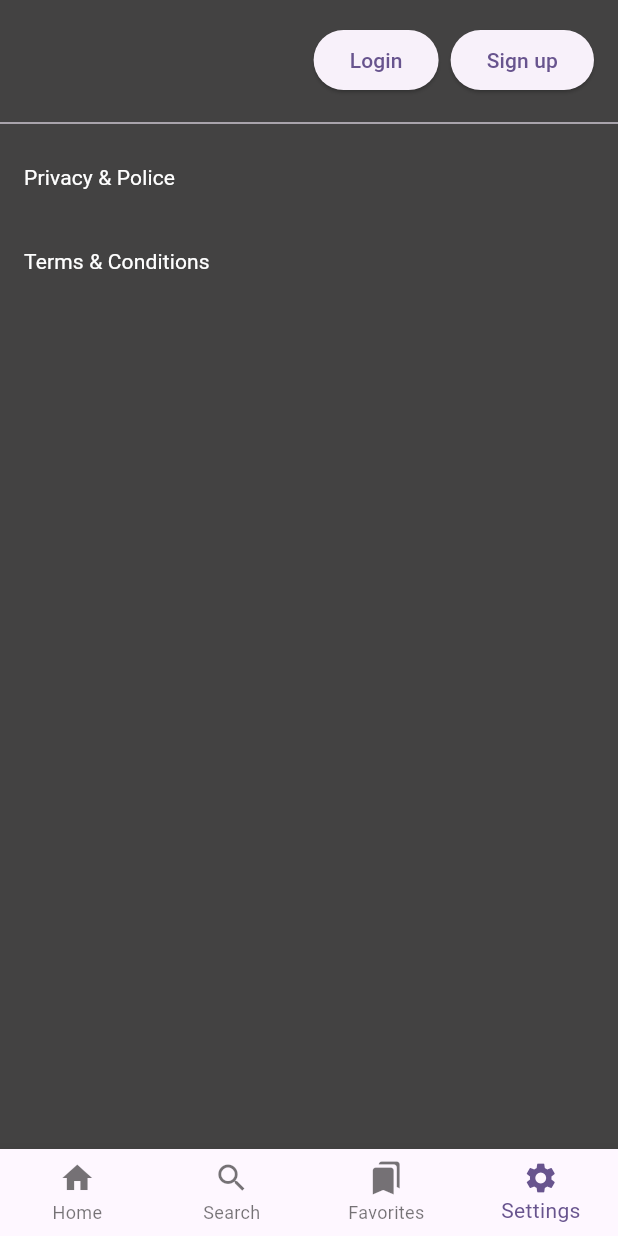
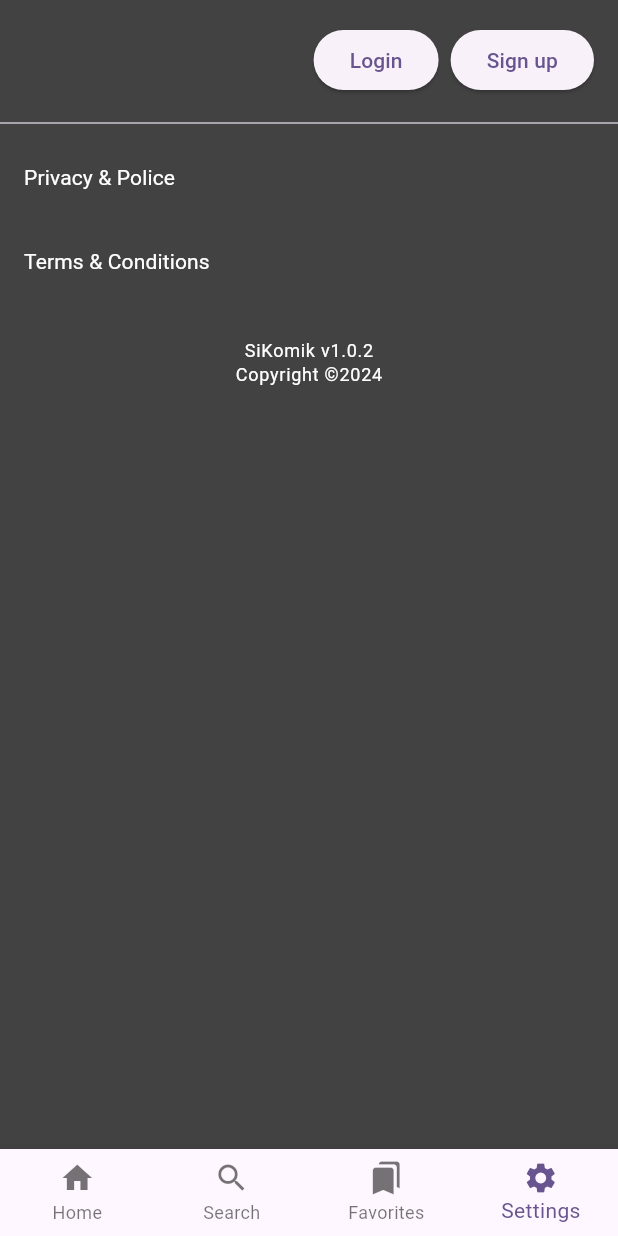
Before and after one commit to sempatpanick/sikomik, a Flutter app: the screen it shows after launch, item 4 of the bottom bar chosen, on a phone screen of 412 x 824 dp. Run offline on Flutter 3.47's test engine with Material 3 defaults, Android fonts, the phone set to English and light mode, and no system bars; drawn by our look-alikes of toastification; our stand-ins replace cloud_firestore, dartz, equatable, firebase_auth, firebase_core, flutter_rating_bar and 5 more; missing offline and left inert: flutter_image, flutter_inappwebview, window_size; accounts and stored records are empty; network calls fail.

Commit message:
show app name and version app on settings

```diff
--- a/lib/presentation/pages/settings/responsive/settings_page_phone.dart
+++ b/lib/presentation/pages/settings/responsive/settings_page_phone.dart
@@ -1,5 +1,6 @@
 import 'package:flutter/material.dart';
 import 'package:get/get.dart';
+import 'package:package_info_plus/package_info_plus.dart';
 
 import '../../../controllers/main_controller.dart';
 import '../../browser_in_app/browser_in_app_page.dart';
@@ -17,7 +18,6 @@ class SettingsPagePhone extends StatelessWidget {
       body: GetX<MainController>(
         builder: (controller) => SafeArea(
           child: Column(
-            crossAxisAlignment: CrossAxisAlignment.start,
             children: [
               SizedBox(
                 height: 16.0,
@@ -101,6 +101,44 @@ class SettingsPagePhone extends StatelessWidget {
                   ),
                 ),
               ),
+              SizedBox(
+                height: 24,
+              ),
+              FutureBuilder(
+                future: PackageInfo.fromPlatform(),
+                builder: (context, snapshot) {
+                  if (snapshot.connectionState == ConnectionState.waiting) {
+                    return CircularProgressIndicator();
+                  }
+                  if (snapshot.data == null) {
+                    return Text(
+                      "Failed to get app version",
+                      style: theme.textTheme.labelMedium?.copyWith(
+                        color: Colors.white,
+                        fontWeight: FontWeight.normal,
+                      ),
+                    );
+                  }
+                  return Column(
+                    children: [
+                      Text(
+                        "${snapshot.data?.appName ?? ""} v${snapshot.data?.version}",
+                        style: theme.textTheme.labelMedium?.copyWith(
+                          color: Colors.white,
+                          fontWeight: FontWeight.normal,
+                        ),
+                      ),
+                      Text(
+                        "Copyright ©2024",
+                        style: theme.textTheme.labelMedium?.copyWith(
+                          color: Colors.white,
+                          fontWeight: FontWeight.normal,
+                        ),
+                      ),
+                    ],
+                  );
+                },
+              ),
             ],
           ),
         ),
--- a/pubspec.yaml
+++ b/pubspec.yaml
@@ -30,6 +30,7 @@ dependencies:
   http: ^1.2.2
   intl: ^0.20.1
   json_annotation: ^4.9.0
+  package_info_plus: ^8.1.2
   responsive_framework: ^1.5.1
   toastification: ^2.3.0
   window_size:
```
Also changed, not shown: 1 other file.
